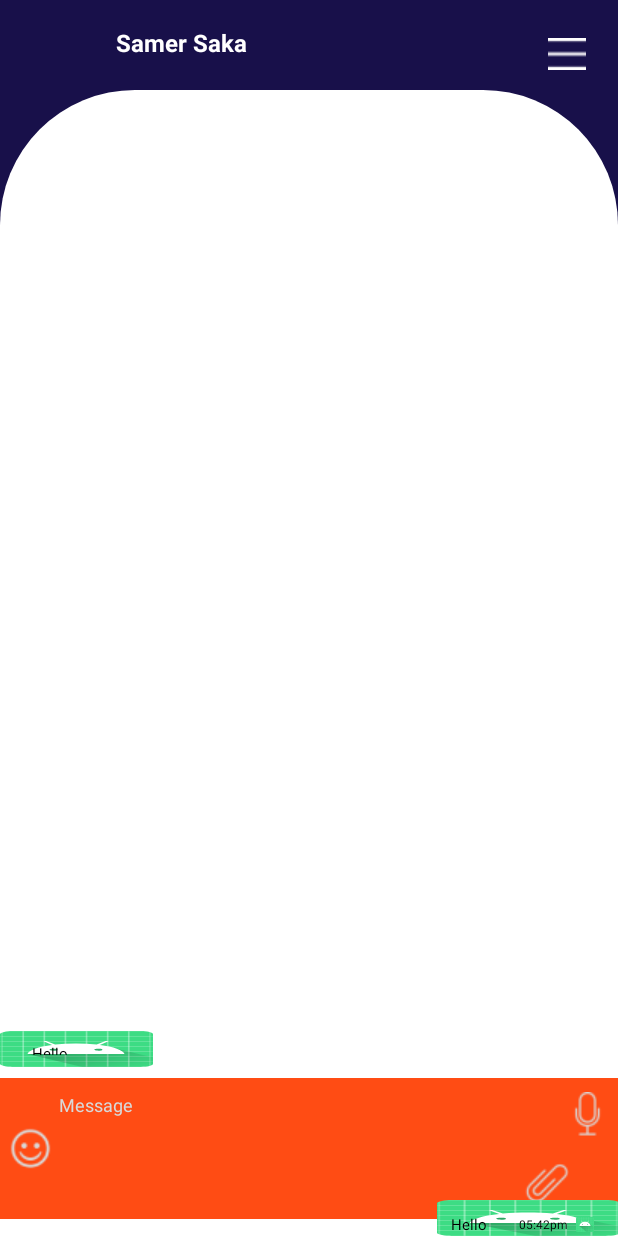
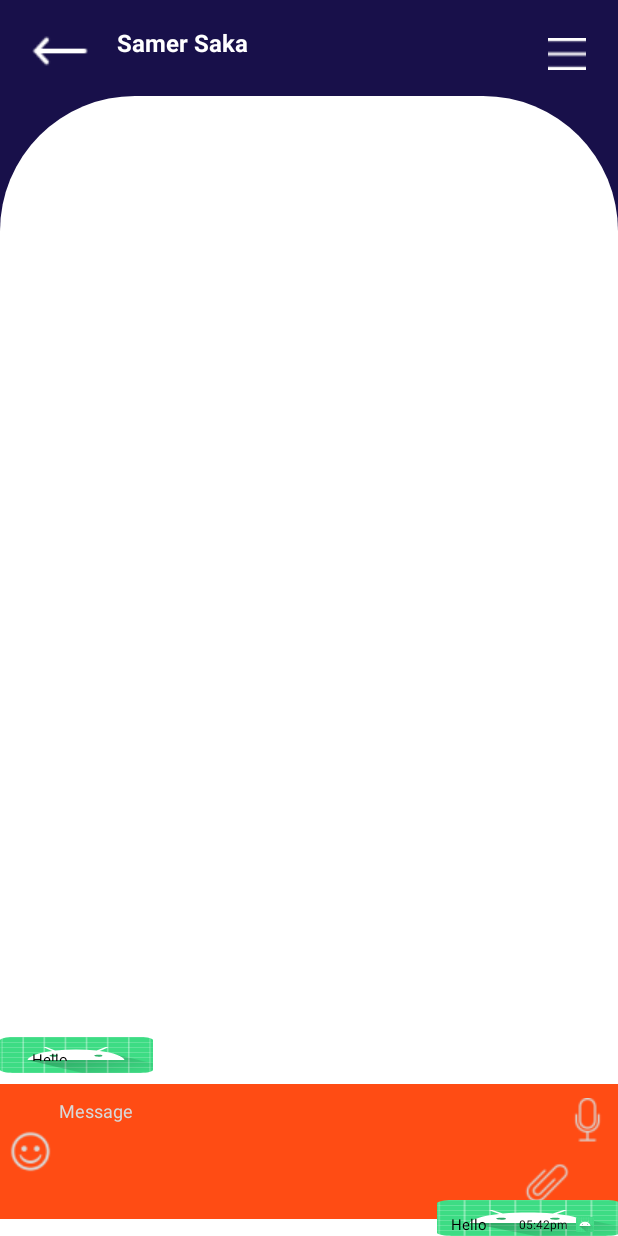
Before and after one commit to Anas-Da/freelancing-app, an Android app: the layout activity_opened_chat.xml on its own in the app's theme, with its tools: preview values and no code run, on a phone screen of 412 x 824 dp. Run offline under Robolectric (Android 15) with nearby library versions, the phone set to English and light mode, and no system bars.

```diff
--- a/app/src/main/res/layout/activity_opened_chat.xml
+++ b/app/src/main/res/layout/activity_opened_chat.xml
@@ -32,16 +32,24 @@
 				android:layout_marginBottom="13dp"
 				android:layout_marginHorizontal="21dp"
 				android:orientation="horizontal">
+				<ImageView
+					android:id="@+id/r9shtli0wz4s"
+					android:layout_width="37dp"
+					android:layout_height="33dp"
+					android:layout_marginEnd="15dp"
+					android:src="@drawable/arrow_back"
+					android:scaleType="fitXY"
+					/>
 
 				<TextView
 					android:id="@+id/r11gcc88j7d"
+					android:layout_width="wrap_content"
+					android:layout_height="wrap_content"
+					android:text=" Samer Saka"
 					android:textColor="#ffffff"
 					android:textSize="16sp"
-					android:textStyle="bold"
-					android:layout_height="wrap_content"
-					android:layout_width="wrap_content"
-					android:text="              Samer Saka"
-				/>
+					android:textStyle="bold" />
+
 				<LinearLayout
 					android:id="@+id/rqx1k172w28q"
 					android:layout_width="match_parent"
@@ -176,6 +184,7 @@
 										android:layout_width="match_parent"
 										android:layout_height="30dp"
 										android:src="@drawable/microphone"
+										android:scaleType="fitXY"
 										/>
 								</LinearLayout>
 
@@ -226,7 +235,9 @@
 							android:layout_marginTop="9dp"
 							android:clipChildren="false"
 							android:clipToPadding="false"
-							android:orientation="horizontal">
+							android:orientation="horizontal"
+
+							>
 							<TextView
 								android:id="@+id/rrjckuzjfxca"
 								android:textColor="#000000"
```
